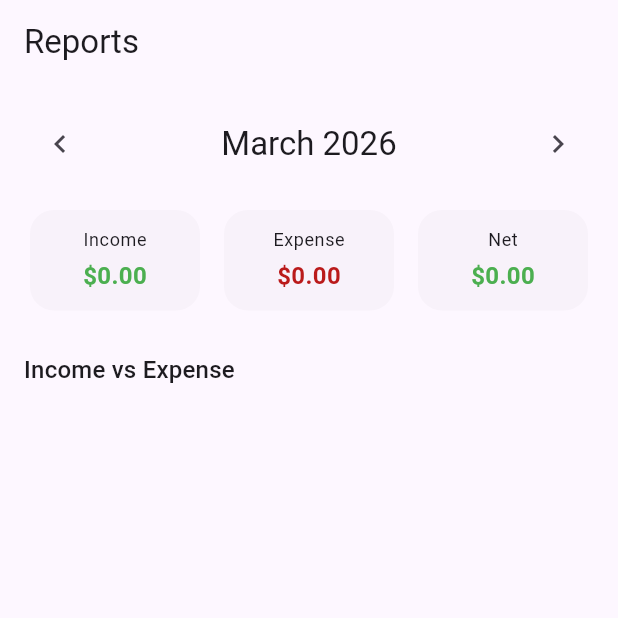
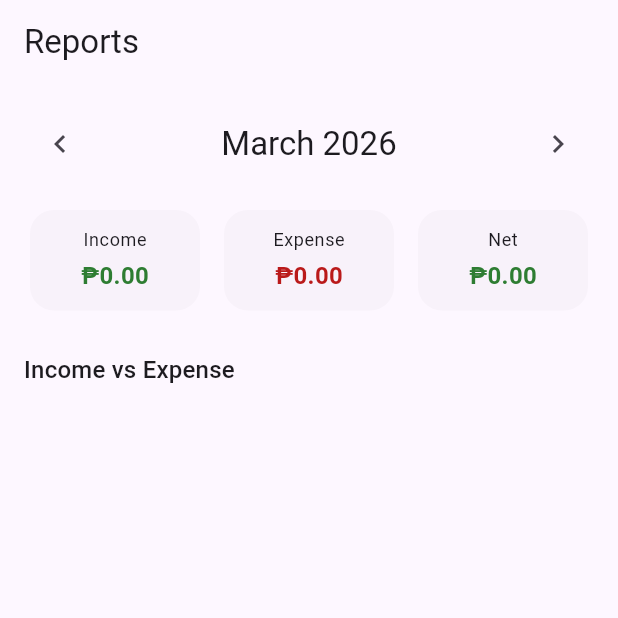
Before and after one commit to lancegab/receipt-tracker, a Flutter app: the ReportsScreen screen opened by its route, on a phone screen of 412 x 824 dp, the top half of it. Run offline on Flutter 3.47's test engine with Material 3 defaults, Android fonts, the phone set to English and light mode, and no system bars; drawn by our look-alikes of fl_chart; our stand-ins replace dio, flutter_riverpod, flutter_secure_storage, go_router, google_sign_in, image_picker and 1 more; accounts and stored records are empty; network calls fail.

Commit message:
Fix currency symbol consistency across all screens
Reports, add transaction, transaction list, and receipt review
now all use user's default currency instead of hardcoded $.

Co-Authored-By: Claude Opus 4.6 (1M context) <noreply@anthropic.com>

```diff
--- a/expense_tracker_app/lib/features/reports/presentation/screens/reports_screen.dart
+++ b/expense_tracker_app/lib/features/reports/presentation/screens/reports_screen.dart
@@ -3,6 +3,8 @@ import 'package:flutter_riverpod/flutter_riverpod.dart';
 import 'package:fl_chart/fl_chart.dart';
 import '../providers/reports_provider.dart';
 import '../../../../core/extensions/context_extensions.dart';
+import '../../../../core/utils/currency_formatter.dart';
+import '../../../../features/auth/presentation/providers/auth_provider.dart';
 
 class ReportsScreen extends ConsumerStatefulWidget {
   const ReportsScreen({super.key});
@@ -45,6 +47,8 @@ class _ReportsScreenState extends ConsumerState<ReportsScreen> {
   @override
   Widget build(BuildContext context) {
     final state = ref.watch(reportsProvider);
+    final userCurrency =
+        ref.watch(authStateProvider).valueOrNull?.defaultCurrency ?? 'PHP';
 
     return Scaffold(
       appBar: AppBar(title: const Text('Reports')),
@@ -79,19 +83,22 @@ class _ReportsScreenState extends ConsumerState<ReportsScreen> {
                     _SummaryCard(
                       label: 'Income',
                       amount: state.totalIncome,
-                      color: Colors.green,
+                      color: const Color(0xFF2E7D32),
+                      currency: userCurrency,
                     ),
                     const SizedBox(width: 8),
                     _SummaryCard(
                       label: 'Expense',
                       amount: state.totalExpense,
                       color: context.colorScheme.error,
+                      currency: userCurrency,
                     ),
                     const SizedBox(width: 8),
                     _SummaryCard(
                       label: 'Net',
                       amount: state.net,
-                      color: state.net >= 0 ? Colors.green : context.colorScheme.error,
+                      color: state.net >= 0 ? const Color(0xFF2E7D32) : context.colorScheme.error,
+                      currency: userCurrency,
                     ),
                   ],
                 ),
@@ -133,7 +140,7 @@ class _ReportsScreenState extends ConsumerState<ReportsScreen> {
                         BarChartGroupData(x: 0, barRods: [
                           BarChartRodData(
                             toY: state.totalIncome,
-                            color: Colors.green,
+                            color: const Color(0xFF2E7D32),
                             width: 30,
                             borderRadius: const BorderRadius.vertical(
                                 top: Radius.circular(4)),
@@ -183,16 +190,16 @@ class _ReportsScreenState extends ConsumerState<ReportsScreen> {
   }
 
   static final _pieColors = [
-    Colors.blue,
-    Colors.red,
-    Colors.green,
-    Colors.orange,
-    Colors.purple,
-    Colors.teal,
-    Colors.pink,
-    Colors.amber,
-    Colors.indigo,
-    Colors.cyan,
+    const Color(0xFF2E7D32), // money green
+    const Color(0xFFE53935), // logo red
+    const Color(0xFFFFC107), // logo gold
+    const Color(0xFF1B5E20), // dark green
+    const Color(0xFFFF8F00), // deep amber
+    const Color(0xFF212121), // cat black
+    const Color(0xFF43A047), // light green
+    const Color(0xFFD32F2F), // deep red
+    const Color(0xFFFFB300), // amber
+    const Color(0xFF66BB6A), // soft green
   ];
 
   List<PieChartSectionData> _buildPieSections(Map<String, double> breakdown) {
@@ -223,11 +230,13 @@ class _SummaryCard extends StatelessWidget {
   final String label;
   final double amount;
   final Color color;
+  final String currency;
 
   const _SummaryCard({
     required this.label,
     required this.amount,
     required this.color,
+    this.currency = 'PHP',
   });
 
   @override
@@ -240,12 +249,14 @@ class _SummaryCard extends StatelessWidget {
             children: [
               Text(label, style: Theme.of(context).textTheme.bodySmall),
               const SizedBox(height: 4),
-              Text(
-                '\$${amount.abs().toStringAsFixed(2)}',
-                style: TextStyle(
-                  color: color,
-                  fontWeight: FontWeight.bold,
-                  fontSize: 16,
+              FittedBox(
+                child: Text(
+                  CurrencyFormatter.format(amount.abs(), currency: currency),
+                  style: TextStyle(
+                    color: color,
+                    fontWeight: FontWeight.bold,
+                    fontSize: 16,
+                  ),
                 ),
               ),
             ],
```
Also changed, not shown: expense_tracker_app/lib/features/receipts/presentation/screens/receipt_review_screen.dart (+6 -3 lines), expense_tracker_app/lib/features/transactions/presentation/screens/add_transaction_screen.dart (+18 -3 lines), expense_tracker_app/lib/features/transactions/presentation/screens/transactions_screen.dart (+8 -8 lines).
